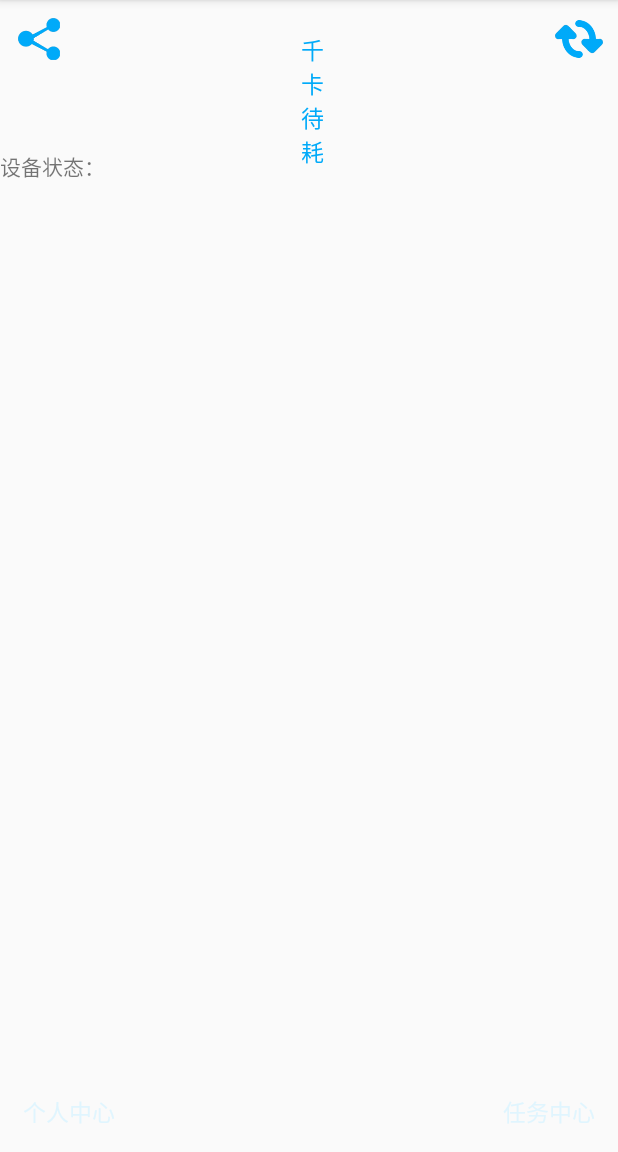
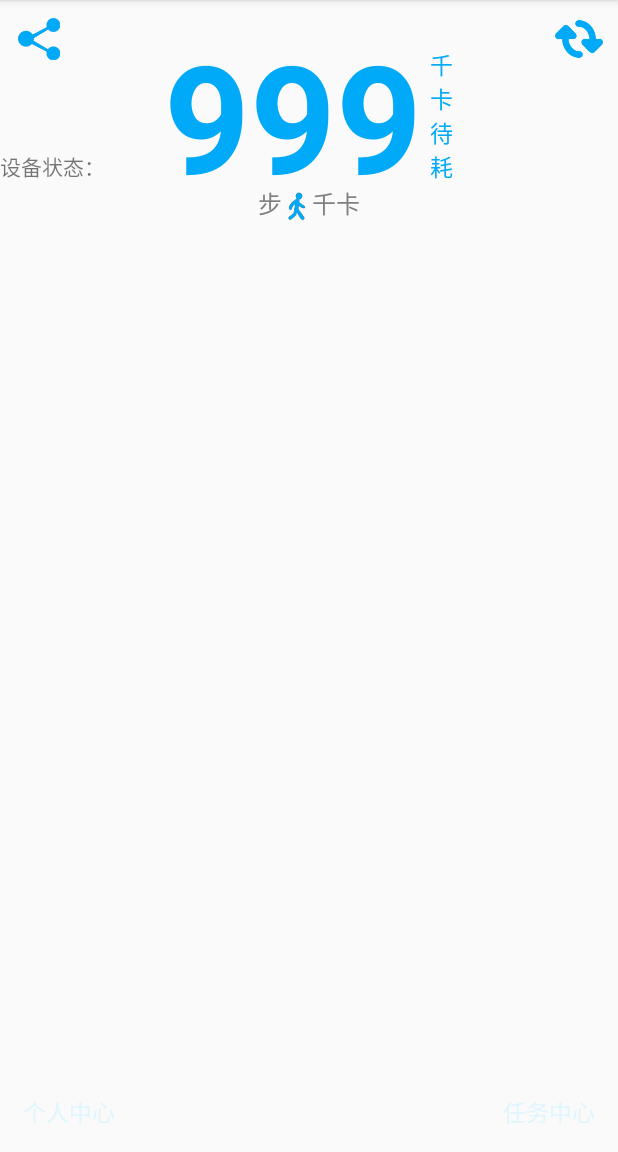
Before and after one commit to milov95/BurningFat, an Android app: the fragment HomeFragment shown on its own in the app's theme, on a phone screen of 412 x 824 dp, the part 84-1236 px from its top. Run offline under Robolectric (Android 15) with nearby library versions, the phone set to English and light mode, and no system bars; plain views replace PercentRelativeLayout.

Commit message:
完善了设备连接状态控制以及增加了首页按钮动画

```diff
--- /dev/null
+++ b/app/src/main/java/com/milov/fat/Animation/HomeAnim.java
@@ -0,0 +1,51 @@
+package com.milov.fat.Animation;
+
+import android.animation.ObjectAnimator;
+import android.animation.ValueAnimator;
+import android.renderscript.Sampler;
+import android.util.Log;
+import android.view.View;
+import android.view.animation.Animation;
+import android.view.animation.DecelerateInterpolator;
+import android.view.animation.LinearInterpolator;
+
+import com.milov.fat.fragment.HomeFragment;
+
+/**
+ * Created by Milov on 2015/8/25.
+ */
+public class HomeAnim implements ValueAnimator.AnimatorUpdateListener{
+
+    public ValueAnimator circleForwardAnim,circleBackAnim;
+    private View view;
+
+    public HomeAnim(View v){
+        view = v ;
+        circleForwardAnim = ValueAnimator.ofFloat(1,0.5f);
+        circleForwardAnim.setInterpolator(new DecelerateInterpolator());
+        circleForwardAnim.setDuration(150);
+        circleForwardAnim.addUpdateListener(this);
+
+        circleBackAnim = ValueAnimator.ofFloat(0.5f,1);
+        circleBackAnim.setInterpolator(new DecelerateInterpolator());
+        circleBackAnim.setDuration(150);
+        circleBackAnim.addUpdateListener(this);
+
+    }
+
+    @Override
+    public void onAnimationUpdate(ValueAnimator animator){
+        Float value =Float.parseFloat(animator.getAnimatedValue().toString());
+        view.setScaleX(value);
+        view.setScaleY(value);
+    }
+
+    public void startCircleForward(){
+        circleForwardAnim.start();
+    }
+
+    public void startCircleBack(){
+        circleBackAnim.start();
+    }
+
+}
--- a/app/src/main/java/com/milov/fat/fragment/HomeFragment.java
+++ b/app/src/main/java/com/milov/fat/fragment/HomeFragment.java
@@ -3,45 +3,109 @@ package com.milov.fat.fragment;
 
 import android.app.Fragment;
 import android.os.Bundle;
+import android.os.Handler;
+import android.os.Looper;
+import android.util.Log;
 import android.view.LayoutInflater;
+import android.view.MotionEvent;
 import android.view.View;
 import android.view.View.OnClickListener;
 import android.view.ViewGroup;
 import android.widget.Button;
+import android.widget.LinearLayout;
 import android.widget.TextView;
+import android.widget.Toast;
+
+import com.milov.fat.Animation.HomeAnim;
 import com.milov.fat.R;
 
 /**
  * Created by Milov on 2015/8/22.
  */
-public class HomeFragment extends Fragment implements OnClickListener {
-    public TextView deviceStatusText,openAppText,openAppButton,calText,unitText;
+public class HomeFragment extends Fragment implements OnClickListener,View.OnTouchListener {
+    public TextView circleText,deviceStatusText,openAppText,openAppButton,calStillText,unitText,failedText,calText,stepText;
+    public LinearLayout manBar;
+    public Handler handler;
+    public HomeAnim homeAnim;
+    private float startX,startY;
+    private boolean hasCancle;
 
     @Override
     public View onCreateView(LayoutInflater inflater, ViewGroup container,Bundle savedInstanceState) {
         View view = inflater.inflate(R.layout.home_fragment_layout,container,false);
         TextView personalView = (TextView) view.findViewById(R.id.personal_TextView);
         TextView missionView = (TextView) view.findViewById(R.id.mission_TextView);
+
+        circleText = (TextView) view.findViewById(R.id.circle_TextView);
         deviceStatusText = (TextView) view.findViewById(R.id.test_device_state);
         openAppText = (TextView) view.findViewById(R.id.openApp_text);
         openAppButton = (Button) view.findViewById(R.id.openApp_button);
+        calStillText = (TextView) view.findViewById(R.id.cal_still_text);
+        unitText = (TextView) view .findViewById(R.id.unit_text);
+        failedText = (TextView) view.findViewById(R.id.failed_text);
+        manBar = (LinearLayout) view.findViewById(R.id.man_bar);
         calText = (TextView) view.findViewById(R.id.cal_text);
-        unitText = (TextView) view .findViewById(R.id.unit_text);
+        stepText = (TextView) view.findViewById(R.id.step_text);
 
         personalView.setOnClickListener(this);
         missionView.setOnClickListener(this);
         openAppButton.setOnClickListener(this);
+
+        circleText.setOnTouchListener(this);
+
+        handler = new Handler(Looper.getMainLooper());
+        homeAnim = new HomeAnim(circleText);
         return view;
     }
 
     @Override
     public void onClick(View v) {
-        if(getActivity() instanceof HomeFragClickListener){
+        if(getActivity() instanceof HomeFragClickListener ){
             ((HomeFragClickListener) getActivity()).onHomeFragClick(v);
         }
     }
 
-    //统一由Activity负责响应操作
+    @Override
+    public boolean onTouch(View v, MotionEvent event) {
+        switch (event.getAction()){
+            case MotionEvent.ACTION_DOWN:
+                hasCancle = false ;
+                startX = event.getRawX();
+                startY = event.getRawY();
+                scale(v, false);
+                break;
+            case MotionEvent.ACTION_MOVE:
+                if(Math.abs(event.getRawX() - startX)>100 || Math.abs(event.getRawY() - startY)>100 ){
+                    if(!hasCancle){
+                        scale(v, true);
+                        hasCancle = true;
+                    }
+                }
+                break;
+            case MotionEvent.ACTION_UP:
+                break;
+        }
+        return true;
+    }
+
+    /**
+     * 放大或缩小控件的动画
+     * @param view
+     * @param gonnaLargen 要放大还是缩小
+     */
+    private void scale(View view ,boolean gonnaLargen){
+        float rate = view.getScaleX();
+        if(!gonnaLargen){
+            homeAnim.startCircleForward();
+        } else {
+            homeAnim.startCircleBack();
+        }
+    }
+
+
+    /**
+     * 统一由Activity负责响应操作
+     */
     public interface HomeFragClickListener{
         void onHomeFragClick(View view);
     }
--- a/app/src/main/res/layout/home_fragment_layout.xml
+++ b/app/src/main/res/layout/home_fragment_layout.xml
@@ -51,7 +51,8 @@
         <LinearLayout
             android:layout_width="wrap_content"
             android:layout_height="wrap_content"
-            android:orientation="horizontal">
+            android:orientation="horizontal"
+            android:gravity="bottom">
 
             <TextView
                 android:id="@+id/openApp_text"
@@ -63,14 +64,25 @@
                 android:textColor="@color/blue"
                 android:visibility="gone"/>
             <TextView
-                android:id="@+id/cal_text"
+                android:id="@+id/failed_text"
                 android:layout_width="wrap_content"
                 android:layout_height="wrap_content"
-                android:text=""
+                android:gravity="center"
+                android:textSize="25dp"
+                android:text="连接失败，请重新连接"
+                android:textColor="@color/blue"
+                android:visibility="gone"/>
+            <TextView
+                android:id="@+id/cal_still_text"
+                android:layout_width="wrap_content"
+                android:layout_height="wrap_content"
+                android:text="999"
                 android:textSize="100dp"
+                android:layout_marginBottom="-10dp"
                 android:textColor="@color/blue"
                 android:textStyle="bold"
-                android:visibility="visible"/>
+                android:visibility="visible"
+                android:gravity="bottom"/>
             <TextView
                 android:id="@+id/unit_text"
                 android:layout_width="wrap_content"
@@ -79,11 +91,44 @@
                 android:text="千\n卡\n待\n耗"
                 android:textSize="15dp"
                 android:textColor="@color/blue"
+                android:layout_marginTop="15dp"
                 android:layout_gravity="center_vertical"
                 android:gravity="center"
                 android:visibility="visible"
                 />
 
+        </LinearLayout>
+
+        <LinearLayout
+            android:layout_width="match_parent"
+            android:layout_height="wrap_content"
+            android:orientation="horizontal"
+            android:gravity="center_horizontal|bottom"
+            android:id="@+id/man_bar">
+            <TextView
+                android:id="@+id/step_text"
+                android:layout_width="wrap_content"
+                android:layout_height="wrap_content"
+                android:text="步"
+                android:textSize="16dp"
+                android:textColor="@color/gray"
+                android:visibility="visible"
+                />
+            <ImageView
+                android:layout_width="20dp"
+                android:layout_height="20dp"
+                android:src="@drawable/man"
+                android:visibility="visible"
+                />
+            <TextView
+                android:id="@+id/cal_text"
+                android:layout_width="wrap_content"
+                android:layout_height="wrap_content"
+                android:text="千卡"
+                android:textSize="16dp"
+                android:textColor="@color/gray"
+                android:visibility="visible"
+                />
         </LinearLayout>
 
         <Button
--- a/app/src/main/res/values/colors.xml
+++ b/app/src/main/res/values/colors.xml
@@ -5,5 +5,6 @@
     <color name="light_blue">#ffe0f5fe</color>
     <color name="red">#ff5f63</color>
     <color name="light_red">#ffc4c5</color>
+    <color name="gray">#808080</color>
 
 </resources>
```
Also changed, not shown: app/src/main/java/com/milov/fat/activity/homeActivity.java (+44 -7 lines), app/src/main/res/drawable/man.png (added).
